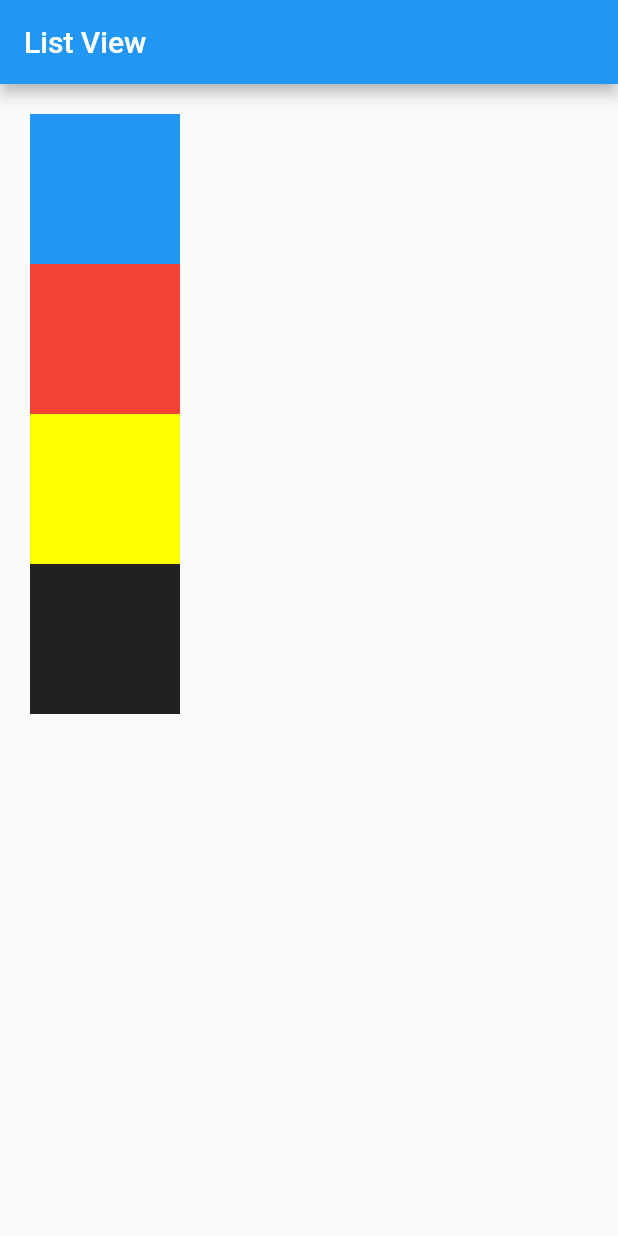
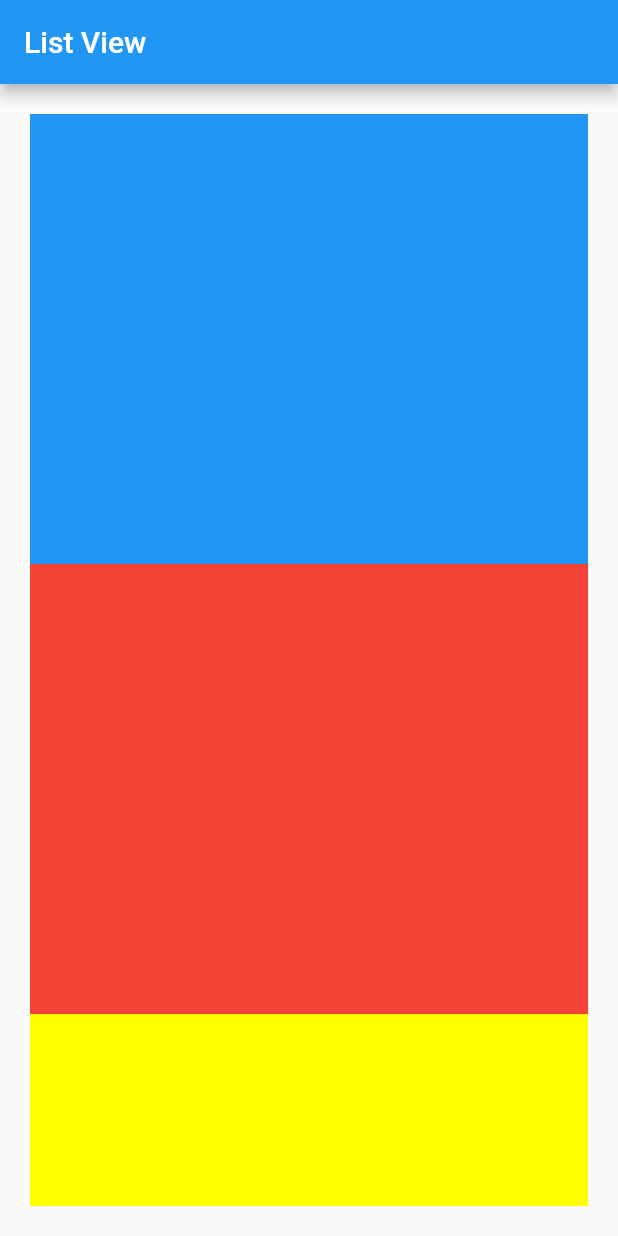
Before and after one commit to muhfauz/aplikasi_listview, a Flutter app: the screen it shows after launch, on a phone screen of 412 x 824 dp. Run offline on Flutter 3.47's test engine with Material 2 defaults, Android fonts, the phone set to English and light mode, and no system bars.

Commit message:
Ganti column jadi listview

```diff
--- a/lib/main.dart
+++ b/lib/main.dart
@@ -16,25 +16,25 @@ class MyApp extends StatelessWidget {
         ),
         body: Container(
           margin: EdgeInsets.all(20),
-          child: Column(
+          child: ListView(
             children: <Widget>[
               Container(
-                height: 100,
+                height: 300,
                 width: 100,
                 color: Colors.blue,
               ),
               Container(
-                height: 100,
+                height: 300,
                 width: 100,
                 color: Colors.red,
               ),
               Container(
-                height: 100,
+                height: 300,
                 width: 100,
                 color: Colors.yellowAccent,
               ),
               Container(
-                height: 100,
+                height: 300,
                 width: 100,
                 color: Colors.black87,
               )
```
